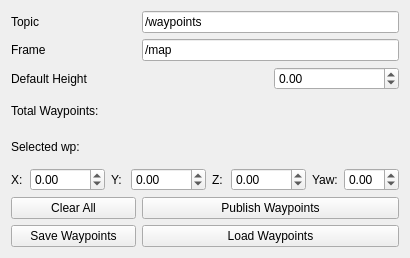
First picture: the form in ui/WaypointNavigation.ui, repository KumarRobotics/waypoint_navigation_plugin, before the edit.
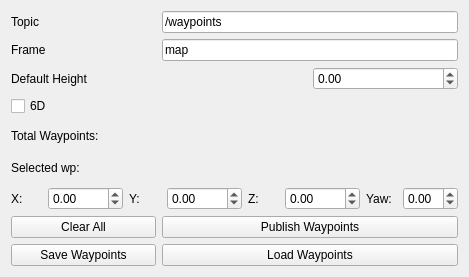
Second picture: the form after the edit.

Patch:
```diff
--- a/ui/WaypointNavigation.ui
+++ b/ui/WaypointNavigation.ui
@@ -6,28 +6,14 @@
    <rect>
     <x>0</x>
     <y>0</y>
-    <width>410</width>
-    <height>258</height>
+    <width>469</width>
+    <height>277</height>
    </rect>
   </property>
   <property name="windowTitle">
    <string>Quadrotor Steering</string>
   </property>
   <layout class="QGridLayout" name="gridLayout">
-   <item row="7" column="0">
-    <widget class="QPushButton" name="save_wp_button">
-     <property name="text">
-      <string>Save Waypoints</string>
-     </property>
-    </widget>
-   </item>
-   <item row="0" column="0">
-    <widget class="QLabel" name="label_topic">
-     <property name="text">
-      <string>Topic</string>
-     </property>
-    </widget>
-   </item>
    <item row="0" column="1" colspan="2">
     <widget class="QLineEdit" name="topic_line_edit">
      <property name="text">
@@ -35,6 +21,27 @@
      </property>
     </widget>
    </item>
+   <item row="5" column="1">
+    <widget class="QLabel" name="sel_wp_label">
+     <property name="text">
+      <string/>
+     </property>
+    </widget>
+   </item>
+   <item row="4" column="0">
+    <widget class="QLabel" name="waypoint_count_label">
+     <property name="text">
+      <string>Total Waypoints: </string>
+     </property>
+    </widget>
+   </item>
+   <item row="5" column="0">
+    <widget class="QLabel" name="sel_label">
+     <property name="text">
+      <string>Selected wp: </string>
+     </property>
+    </widget>
+   </item>
    <item row="1" column="0">
     <widget class="QLabel" name="label_frame">
      <property name="text">
@@ -42,20 +49,6 @@
      </property>
     </widget>
    </item>
-   <item row="1" column="1" colspan="2">
-    <widget class="QLineEdit" name="frame_line_edit">
-     <property name="text">
-      <string>/map</string>
-     </property>
-    </widget>
-   </item>
-   <item row="2" column="0">
-    <widget class="QLabel" name="wp_height_label">
-     <property name="text">
-      <string>Default Height</string>
-     </property>
-    </widget>
-   </item>
    <item row="2" column="2">
     <widget class="QDoubleSpinBox" name="wp_height_doubleSpinBox">
      <property name="minimum">
@@ -66,28 +59,14 @@
      </property>
     </widget>
    </item>
-   <item row="3" column="0">
-    <widget class="QLabel" name="waypoint_count_label">
+   <item row="0" column="0">
+    <widget class="QLabel" name="label_topic">
      <property name="text">
-      <string>Total Waypoints: </string>
+      <string>Topic</string>
      </property>
     </widget>
    </item>
-   <item row="4" column="0">
-    <widget class="QLabel" name="sel_label">
-     <property name="text">
-      <string>Selected wp: </string>
-     </property>
-    </widget>
-   </item>
-   <item row="4" column="1">
-    <widget class="QLabel" name="sel_wp_label">
-     <property name="text">
-      <string/>
-     </property>
-    </widget>
-   </item>
-   <item row="5" column="0" colspan="3">
+   <item row="6" column="0" colspan="3">
     <layout class="QHBoxLayout" name="horizontalLayout">
      <item>
       <widget class="QLabel" name="x_label">
@@ -171,27 +150,55 @@
      </item>
     </layout>
    </item>
-   <item row="6" column="0">
-    <widget class="QPushButton" name="clear_all_button">
-     <property name="text">
-      <string>Clear All</string>
-     </property>
-    </widget>
-   </item>
-   <item row="6" column="1" colspan="2">
+   <item row="7" column="1" colspan="2">
     <widget class="QPushButton" name="publish_wp_button">
      <property name="text">
       <string>Publish Waypoints</string>
      </property>
     </widget>
    </item>
-   <item row="7" column="1" colspan="2">
+   <item row="1" column="1" colspan="2">
+    <widget class="QLineEdit" name="frame_line_edit">
+     <property name="text">
+      <string>map</string>
+     </property>
+    </widget>
+   </item>
+   <item row="8" column="0">
+    <widget class="QPushButton" name="save_wp_button">
+     <property name="text">
+      <string>Save Waypoints</string>
+     </property>
+    </widget>
+   </item>
+   <item row="8" column="1" colspan="2">
     <widget class="QPushButton" name="load_wp_button">
      <property name="text">
       <string>Load Waypoints</string>
      </property>
     </widget>
    </item>
+   <item row="7" column="0">
+    <widget class="QPushButton" name="clear_all_button">
+     <property name="text">
+      <string>Clear All</string>
+     </property>
+    </widget>
+   </item>
+   <item row="2" column="0">
+    <widget class="QLabel" name="wp_height_label">
+     <property name="text">
+      <string>Default Height</string>
+     </property>
+    </widget>
+   </item>
+   <item row="3" column="0">
+    <widget class="QCheckBox" name="sixDcheckBox">
+     <property name="text">
+      <string>6D</string>
+     </property>
+    </widget>
+   </item>
   </layout>
  </widget>
  <resources/>
```
